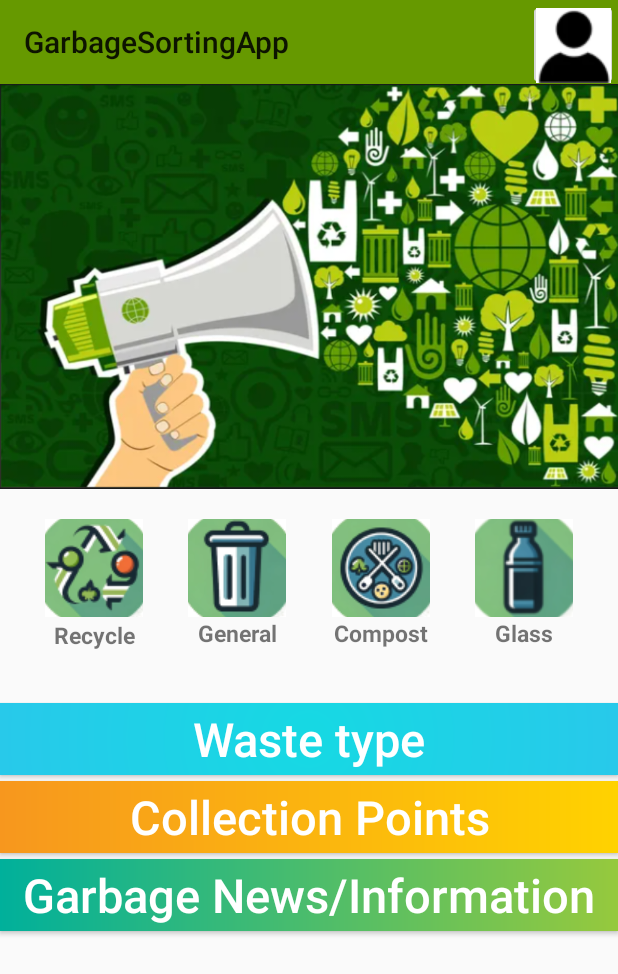
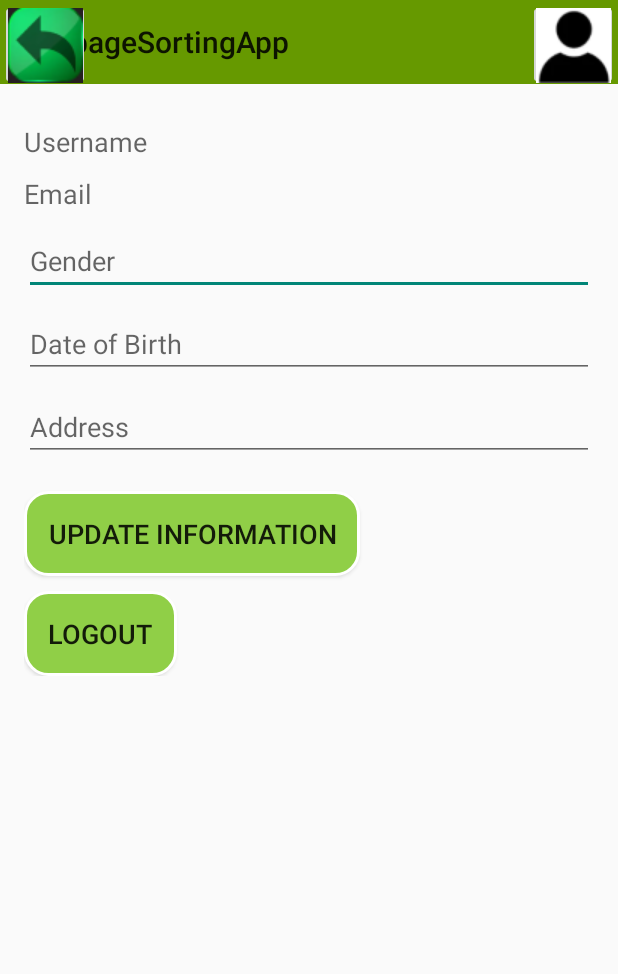
Before and after one commit to wszfln/GarbageSortingApp, an Android app: the MainActivity screen opened directly, with no data from a screen before it, after a tap on "Open account information", on a phone screen of 412 x 824 dp. Shown: the top 974 px of the screen. Run offline under Robolectric (Android 15) with nearby library versions, the phone set to English and light mode, and no system bars; our stand-ins replace Firebase (no records; nobody signed in at launch, a user with empty details on screens opened directly).

Commit message:
Add user center interface and functions

```diff
--- a/app/src/main/AndroidManifest.xml
+++ b/app/src/main/AndroidManifest.xml
@@ -72,6 +72,10 @@
         <activity
             android:name=".QuizActivity"
             android:exported="false"
+            android:theme="@style/AppTheme.NoActionBar" />
+        <activity
+            android:name=".UserProfileActivity"
+            android:exported="false"
             android:theme="@style/AppTheme.NoActionBar"/>
     </application>
 
--- a/app/src/main/java/com/example/garbagesortingapp/MainActivity.java
+++ b/app/src/main/java/com/example/garbagesortingapp/MainActivity.java
@@ -131,6 +131,14 @@ public class MainActivity extends AppCompatActivity {
             }
         });
 
+        imgBtnAccount.setOnClickListener(new View.OnClickListener() {
+            @Override
+            public void onClick(View v) {
+                Intent intent = new Intent(MainActivity.this, UserProfileActivity.class);
+                startActivity(intent);
+            }
+        });
+
 
     }
     private void startActivityWithExtra(String trashType) {
--- /dev/null
+++ b/app/src/main/java/com/example/garbagesortingapp/UserProfileActivity.java
@@ -0,0 +1,126 @@
+package com.example.garbagesortingapp;
+
+import androidx.appcompat.app.AppCompatActivity;
+import androidx.appcompat.widget.Toolbar;
+
+import android.content.Intent;
+import android.os.Bundle;
+import android.util.Log;
+import android.view.View;
+import android.widget.Button;
+import android.widget.EditText;
+import android.widget.ImageButton;
+import android.widget.TextView;
+import android.widget.Toast;
+
+import com.google.firebase.auth.FirebaseAuth;
+import com.google.firebase.auth.FirebaseUser;
+import com.google.firebase.firestore.DocumentSnapshot;
+import com.google.firebase.firestore.FirebaseFirestore;
+
+import java.util.HashMap;
+import java.util.Map;
+
+public class UserProfileActivity extends AppCompatActivity {
+    private Toolbar tlb9;
+    private ImageButton imgBtnReturn9;
+    private ImageButton imgBtnAccount9;
+    private TextView tvUsername, tvEmail;
+    private EditText etGender, etDateOfBirth, etAddress;
+    private Button btnUpdateInfo, btnLogout;
+    private FirebaseAuth mAuth;
+    private FirebaseFirestore db;
+
+    @Override
+    protected void onCreate(Bundle savedInstanceState) {
+        super.onCreate(savedInstanceState);
+        setContentView(R.layout.user);
+        tlb9 = findViewById(R.id.tlb9);
+        // Set the Toolbar as the app bar for the activity
+        setSupportActionBar(tlb9);
+        imgBtnReturn9 = findViewById(R.id.imgBtnReturn9);
+        imgBtnAccount9 = findViewById(R.id.imgBtnAccount9);
+        tvUsername = findViewById(R.id.tvUsername);
+        tvEmail = findViewById(R.id.tvEmail);
+        etGender = findViewById(R.id.etGender);
+        etDateOfBirth = findViewById(R.id.etDateOfBirth);
+        etAddress = findViewById(R.id.etAddress);
+        btnUpdateInfo = findViewById(R.id.btnUpdateInfo);
+        btnLogout = findViewById(R.id.btnLogout);
+
+        mAuth = FirebaseAuth.getInstance();
+        db = FirebaseFirestore.getInstance();
+        loadUserData();
+
+        btnUpdateInfo.setOnClickListener(v -> {
+            // Get text from EditText and remove leading and trailing spaces
+            String gender = etGender.getText().toString().trim();
+            String dateOfBirth = etDateOfBirth.getText().toString().trim();
+            String address = etAddress.getText().toString().trim();
+
+            // Get the UID of the current user
+            String userId = mAuth.getCurrentUser().getUid();
+
+            // Update user information
+            updateUserData(userId, gender, dateOfBirth, address);
+        });
+        btnLogout.setOnClickListener(v -> logoutUser());
+
+        imgBtnReturn9.setOnClickListener(new View.OnClickListener() {
+            @Override
+            public void onClick(View v) {
+                finish();
+            }
+        });
+
+    }
+    private void loadUserData() {
+        FirebaseUser user = mAuth.getCurrentUser();
+        if (user != null) {
+            String userId = user.getUid();
+            db.collection("users").document(userId).get().addOnCompleteListener(task -> {
+                if (task.isSuccessful()) {
+                    DocumentSnapshot document = task.getResult();
+                    if (document != null && document.exists()) {
+                        tvUsername.setText(document.getString("username"));
+                        tvEmail.setText(document.getString("email"));
+                        etGender.setText(document.getString("gender"));
+                        etDateOfBirth.setText(document.getString("dateOfBirth"));
+                        etAddress.setText(document.getString("address"));
+                    } else {
+                        Log.d("UserProfile", "No such document");
+                    }
+                } else {
+                    Log.w("UserProfile", "Failed to load user data", task.getException());
+                }
+            });
+        }
+    }
+
+    private void updateUserData(String userId, String gender, String dateOfBirth, String address) {
+        FirebaseFirestore db = FirebaseFirestore.getInstance();
+        // Only update user-provided information fields
+        Map<String, Object> updates = new HashMap<>();
+        updates.put("gender", gender);
+        updates.put("dateOfBirth", dateOfBirth);
+        updates.put("address", address);
+
+        db.collection("users").document(userId).update(updates)
+                .addOnSuccessListener(aVoid -> {
+                    // Display a Toast message indicating successful operation
+                    Toast.makeText(UserProfileActivity.this, "User info updated successfully.", Toast.LENGTH_SHORT).show();
+                    Log.d("UserProfile", "User profile updated.");
+                })
+                .addOnFailureListener(e -> {
+                    // Display Toast message for failed operation
+                    Toast.makeText(UserProfileActivity.this, "Failed to update user info.", Toast.LENGTH_SHORT).show();
+                    Log.w("UserProfile", "Error updating profile.", e);
+                });
+    }
+
+    private void logoutUser() {
+        mAuth.signOut();
+        startActivity(new Intent(UserProfileActivity.this, LoginActivity.class));
+        finish();
+    }
+}
--- /dev/null
+++ b/app/src/main/res/layout/user.xml
@@ -0,0 +1,114 @@
+<?xml version="1.0" encoding="utf-8"?>
+<androidx.constraintlayout.widget.ConstraintLayout xmlns:android="http://schemas.android.com/apk/res/android"
+    xmlns:app="http://schemas.android.com/apk/res-auto"
+    xmlns:tools="http://schemas.android.com/tools"
+    android:layout_width="match_parent"
+    android:layout_height="match_parent"
+    tools:context=".UserProfileActivity">
+
+    <androidx.appcompat.widget.Toolbar
+        android:id="@+id/tlb9"
+        android:layout_width="0dp"
+        android:layout_height="wrap_content"
+        android:background="@android:color/holo_green_dark"
+        android:minHeight="?attr/actionBarSize"
+        android:theme="?attr/actionBarTheme"
+        app:layout_constraintEnd_toEndOf="parent"
+        app:layout_constraintHorizontal_bias="0.0"
+        app:layout_constraintStart_toStartOf="parent"
+        app:layout_constraintTop_toTopOf="parent" />
+
+    <ImageButton
+        android:id="@+id/imgBtnReturn9"
+        android:layout_width="60dp"
+        android:layout_height="60dp"
+        app:layout_constraintStart_toStartOf="parent"
+        app:layout_constraintTop_toTopOf="parent"
+        app:srcCompat="@drawable/back" />
+
+    <ImageButton
+        android:id="@+id/imgBtnAccount9"
+        android:layout_width="60dp"
+        android:layout_height="60dp"
+        android:contentDescription="@string/desc_account_button"
+        app:layout_constraintEnd_toEndOf="parent"
+        app:layout_constraintTop_toTopOf="parent"
+        app:srcCompat="@drawable/account" />
+
+    <ScrollView
+        android:layout_width="0dp"
+        android:layout_height="0dp"
+        app:layout_constraintTop_toBottomOf="@id/tlb9"
+        app:layout_constraintBottom_toBottomOf="parent"
+        app:layout_constraintStart_toStartOf="parent"
+        app:layout_constraintEnd_toEndOf="parent">
+
+        <LinearLayout
+            android:layout_width="match_parent"
+            android:layout_height="wrap_content"
+            android:orientation="vertical"
+            android:padding="16dp">
+
+            <TextView
+                android:id="@+id/tvUsername"
+                android:layout_width="match_parent"
+                android:layout_height="wrap_content"
+                android:layout_marginTop="10dp"
+                android:hint="Username"
+                android:textSize="18sp" />
+
+            <TextView
+                android:id="@+id/tvEmail"
+                android:layout_width="match_parent"
+                android:layout_height="wrap_content"
+                android:layout_marginTop="10dp"
+                android:hint="Email"
+                android:textSize="18sp" />
+
+            <EditText
+                android:id="@+id/etGender"
+                android:layout_width="match_parent"
+                android:layout_height="wrap_content"
+                android:hint="Gender"
+                android:inputType="text"
+                android:layout_marginTop="10dp"/>
+
+            <EditText
+                android:id="@+id/etDateOfBirth"
+                android:layout_width="match_parent"
+                android:layout_height="wrap_content"
+                android:hint="Date of Birth"
+                android:inputType="date"
+                android:layout_marginTop="10dp"/>
+
+            <EditText
+                android:id="@+id/etAddress"
+                android:layout_width="match_parent"
+                android:layout_height="wrap_content"
+                android:hint="Address"
+                android:inputType="textPostalAddress"
+                android:layout_marginTop="10dp"/>
+
+            <android.widget.Button
+                android:id="@+id/btnUpdateInfo"
+                android:layout_width="wrap_content"
+                android:layout_height="wrap_content"
+                android:text="Update Information"
+                android:layout_marginTop="20dp"
+                android:background="@drawable/btn_all_shape"
+                android:textSize="18sp"
+                android:padding="16dp"/>
+
+            <android.widget.Button
+                android:id="@+id/btnLogout"
+                android:layout_width="wrap_content"
+                android:layout_height="wrap_content"
+                android:text="Logout"
+                android:layout_marginTop="10dp"
+                android:background="@drawable/btn_all_shape"
+                android:textSize="18sp"
+                android:padding="16dp"/>
+
+        </LinearLayout>
+    </ScrollView>
+</androidx.constraintlayout.widget.ConstraintLayout>
--- a/app/src/main/res/values/styles.xml
+++ b/app/src/main/res/values/styles.xml
@@ -1,6 +1,6 @@
 <?xml version="1.0" encoding="utf-8"?>
 <resources>
     <style name="AppTheme.NoActionBar" parent="Theme.AppCompat.Light.NoActionBar">
-        <!-- 在这里定制您的主题 -->
+        <!-- Customize your theme here. -->
     </style>
 </resources>
```
Also changed, not shown: app/src/main/java/com/example/garbagesortingapp/AnswerActivity.java (+13 -5 lines), app/src/main/java/com/example/garbagesortingapp/ExplainActivity.java (+11 -3 lines), app/src/main/java/com/example/garbagesortingapp/InformationActivity.java (+12 -3 lines), app/src/main/java/com/example/garbagesortingapp/MapsActivity.java (+10 -1 lines), app/src/main/java/com/example/garbagesortingapp/QueryActivity.java (+13 -12 lines), app/src/main/java/com/example/garbagesortingapp/QuizActivity.java (+10 -1 lines), app/src/main/java/com/example/garbagesortingapp/RegisterActivity.java (+24 -3 lines).
